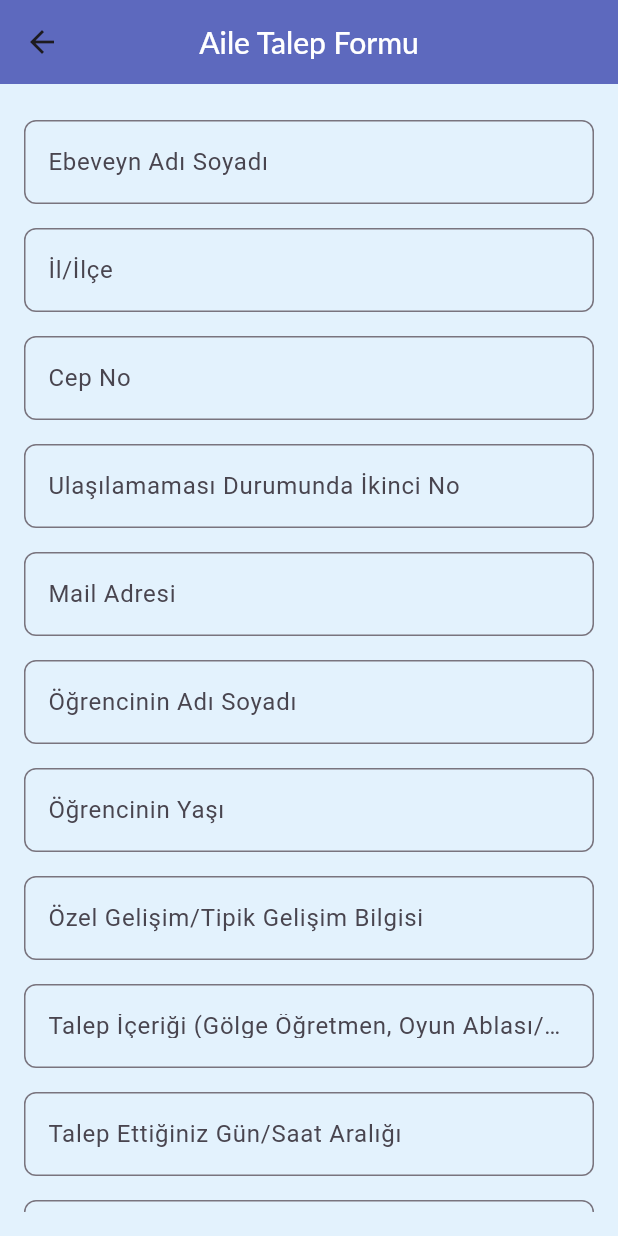
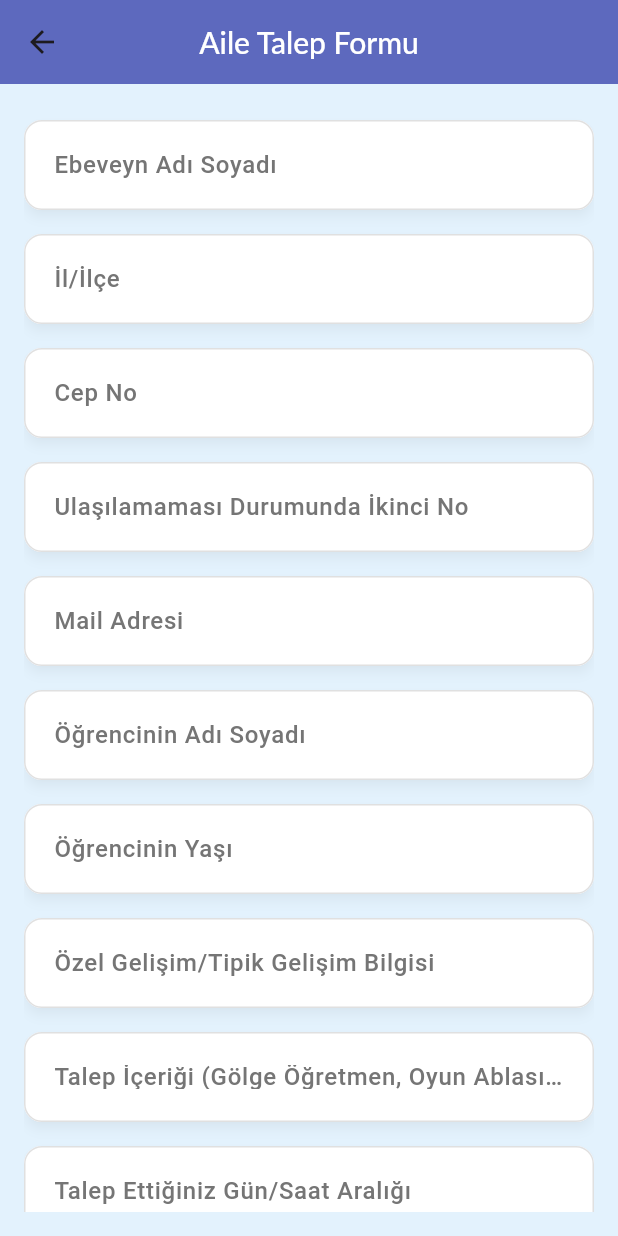
Before and after one commit to mehmeteminnnn/Evde-Bilgi, a Flutter app: the AileTalepFormu screen opened directly, on a phone screen of 412 x 824 dp. Run offline on Flutter 3.47's test engine with Material 3 defaults, Android fonts, the phone set to English and light mode, and no system bars; our stand-ins replace cloud_firestore, firebase_core, firebase_storage, font_awesome_flutter, image_picker; missing offline and left inert: mailer, turkish; accounts and stored records are empty; Roboto replaces fonts that are missing (Lato).

Commit message:
aile talep formu güncellendi

```diff
--- a/lib/aile_talep_formu/aile_talep_formu.dart
+++ b/lib/aile_talep_formu/aile_talep_formu.dart
@@ -133,12 +133,34 @@ class _AileTalepFormuState extends State<AileTalepFormu> {
   Widget buildTextField(String label, TextEditingController controller) {
     return Padding(
       padding: const EdgeInsets.symmetric(vertical: 8.0),
+      child: Material(
+        elevation: 3,
+        shadowColor: Colors.black.withOpacity(0.2),
+        borderRadius: BorderRadius.circular(12),
         child: TextFormField(
           controller: controller,
           decoration: InputDecoration(
             labelText: label,
+            labelStyle: TextStyle(
+              color: Colors.grey[600],
+              fontWeight: FontWeight.w500,
+            ),
+            filled: true,
+            fillColor: Colors.white,
+            contentPadding:
+                const EdgeInsets.symmetric(horizontal: 16, vertical: 18),
             border: OutlineInputBorder(
-            borderRadius: BorderRadius.circular(8),
+              borderRadius: BorderRadius.circular(12),
+              borderSide:
+                  BorderSide.none, // Kenar çizgisi olmadan temiz görünüm
+            ),
+            enabledBorder: OutlineInputBorder(
+              borderRadius: BorderRadius.circular(12),
+              borderSide: BorderSide(color: Colors.grey[300]!),
+            ),
+            focusedBorder: OutlineInputBorder(
+              borderRadius: BorderRadius.circular(12),
+              borderSide: const BorderSide(color: Colors.blue, width: 1.5),
             ),
           ),
           validator: (value) {
@@ -148,6 +170,7 @@ class _AileTalepFormuState extends State<AileTalepFormu> {
             return null;
           },
         ),
+      ),
     );
   }
 
@@ -155,13 +178,35 @@ class _AileTalepFormuState extends State<AileTalepFormu> {
   Widget buildPasswordField(String label, TextEditingController controller) {
     return Padding(
       padding: const EdgeInsets.symmetric(vertical: 8.0),
+      child: Material(
+        elevation: 3,
+        shadowColor: Colors.black.withOpacity(0.2),
+        borderRadius: BorderRadius.circular(12),
         child: TextFormField(
           controller: controller,
           obscureText: true, // Şifre gizleme özelliği
           decoration: InputDecoration(
             labelText: label,
+            labelStyle: TextStyle(
+              color: Colors.grey[600],
+              fontWeight: FontWeight.w500,
+            ),
+            filled: true,
+            fillColor: Colors.white,
+            contentPadding:
+                const EdgeInsets.symmetric(horizontal: 16, vertical: 18),
             border: OutlineInputBorder(
-            borderRadius: BorderRadius.circular(8),
+              borderRadius: BorderRadius.circular(12),
+              borderSide:
+                  BorderSide.none, // Kenar çizgisi olmadan daha temiz görünüm
+            ),
+            enabledBorder: OutlineInputBorder(
+              borderRadius: BorderRadius.circular(12),
+              borderSide: BorderSide(color: Colors.grey[300]!),
+            ),
+            focusedBorder: OutlineInputBorder(
+              borderRadius: BorderRadius.circular(12),
+              borderSide: const BorderSide(color: Colors.blue, width: 1.5),
             ),
           ),
           validator: (value) {
@@ -171,6 +216,7 @@ class _AileTalepFormuState extends State<AileTalepFormu> {
             return null;
           },
         ),
+      ),
     );
   }
 }
```
Also changed, not shown: lib/is_ilan/is_ilanlari.dart (+91 -37 lines). Lines whose indentation alone changed are shown as unchanged.
